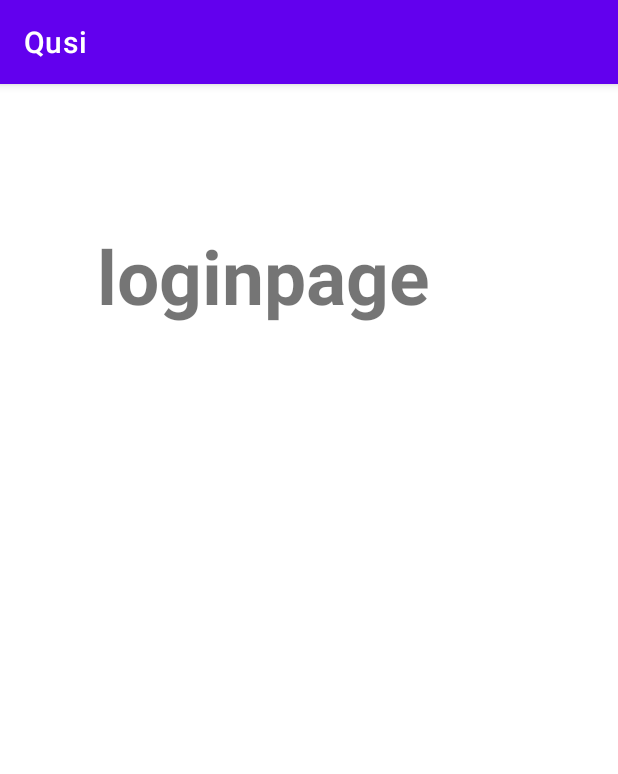
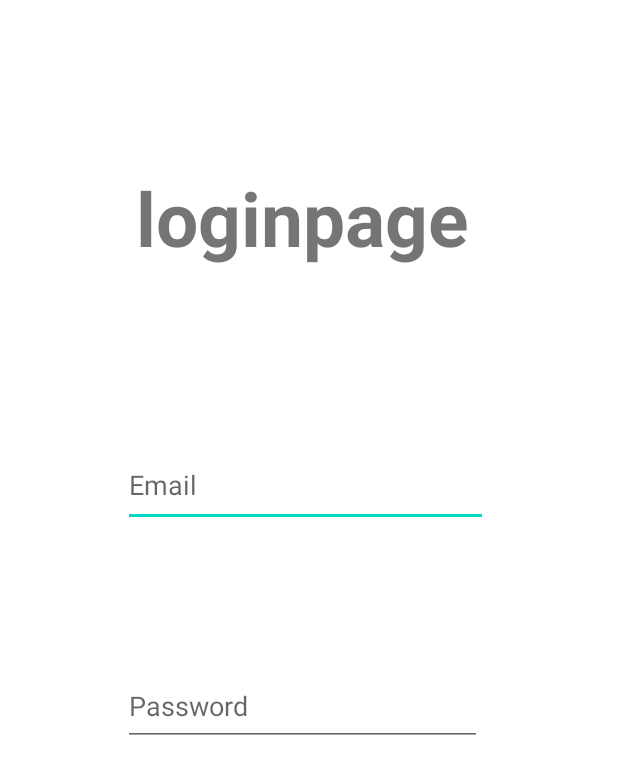
Before and after one commit to Manavs7/QusiApp, an Android app: the Login screen opened directly, with no data from a screen before it, on a phone screen of 412 x 824 dp. Shown: the top 774 px of the screen. Run offline under Robolectric (Android 15) with nearby library versions, the phone set to English and light mode, and no system bars; Roboto replaces fonts that are not available here.

Commit message:
Gip project: Qusi

```diff
--- a/app/src/main/AndroidManifest.xml
+++ b/app/src/main/AndroidManifest.xml
@@ -9,6 +9,9 @@
         android:roundIcon="@mipmap/ic_launcher_round"
         android:supportsRtl="true"
         android:theme="@style/Theme.Qusi">
+        <activity
+            android:name=".Homepage"
+            android:exported="false" />
         <activity
             android:name=".Login"
             android:exported="false" />
--- a/app/src/main/java/com/example/qusi/MainActivity.kt
+++ b/app/src/main/java/com/example/qusi/MainActivity.kt
@@ -11,12 +11,14 @@ class MainActivity : AppCompatActivity() {
     override fun onCreate(savedInstanceState: Bundle?) {
         super.onCreate(savedInstanceState)
         setContentView(R.layout.activity_main)
+
+
         //Button click
         goToLogin()
     }
 
 
-    //function for Button Click-> new activity
+    //function for Button Click-> new activity(loginpage)
     private fun goToLogin(){
         val button:Button = findViewById(R.id.homebutton)
         button.setOnClickListener {
--- a/app/src/main/res/layout/activity_login.xml
+++ b/app/src/main/res/layout/activity_login.xml
@@ -8,15 +8,45 @@
 
     <TextView
         android:id="@+id/textView3"
-        android:layout_width="268dp"
-        android:layout_height="101dp"
+        android:layout_width="277dp"
+        android:layout_height="80dp"
         android:text="@string/loginpage"
         android:textSize="50sp"
         android:textStyle="bold"
         app:layout_constraintBottom_toBottomOf="parent"
         app:layout_constraintEnd_toEndOf="parent"
-        app:layout_constraintHorizontal_bias="0.447"
+        app:layout_constraintHorizontal_bias="0.671"
         app:layout_constraintStart_toStartOf="parent"
         app:layout_constraintTop_toTopOf="parent"
-        app:layout_constraintVertical_bias="0.141" />
+        app:layout_constraintVertical_bias="0.15" />
+
+    <EditText
+        android:id="@+id/editTextTextEmailAddress"
+        android:layout_width="243dp"
+        android:layout_height="56dp"
+        android:layout_marginTop="64dp"
+        android:ems="10"
+        android:hint="Email"
+        android:inputType="textEmailAddress"
+        app:layout_constraintBottom_toTopOf="@+id/editTextTextPassword"
+        app:layout_constraintEnd_toEndOf="parent"
+        app:layout_constraintHorizontal_bias="0.488"
+        app:layout_constraintStart_toStartOf="parent"
+        app:layout_constraintTop_toBottomOf="@+id/textView3"
+        app:layout_constraintVertical_bias="0.301" />
+
+    <EditText
+        android:id="@+id/editTextTextPassword"
+        android:layout_width="239dp"
+        android:layout_height="53dp"
+        android:ems="10"
+        android:hint="Password"
+        android:inputType="textPassword"
+        app:layout_constraintBottom_toBottomOf="parent"
+        app:layout_constraintEnd_toEndOf="parent"
+        app:layout_constraintHorizontal_bias="0.476"
+        app:layout_constraintStart_toStartOf="parent"
+        app:layout_constraintTop_toTopOf="parent"
+        app:layout_constraintVertical_bias="0.576" />
+
 </androidx.constraintlayout.widget.ConstraintLayout>
--- a/app/src/main/res/layout/activity_main.xml
+++ b/app/src/main/res/layout/activity_main.xml
@@ -4,6 +4,8 @@
     xmlns:tools="http://schemas.android.com/tools"
     android:layout_width="match_parent"
     android:layout_height="match_parent"
+
+    android:background="@color/white"
     tools:context=".MainActivity">
 
     <ImageView
--- a/app/src/main/res/values/strings.xml
+++ b/app/src/main/res/values/strings.xml
@@ -3,7 +3,7 @@
     <string name="logo_discr">logo</string>
     <string name="qusi">Qusi</string>
     <string name="welcome">Welcome</string>
-    <string name="go">Let's Go</string>
+    <string name="go">LetGo</string>
     <string name="loginpage">loginpage</string>
 
 </resources>
--- a/app/src/main/res/values/themes.xml
+++ b/app/src/main/res/values/themes.xml
@@ -1,6 +1,6 @@
 <resources xmlns:tools="http://schemas.android.com/tools">
     <!-- Base application theme. -->
-    <style name="Theme.Qusi" parent="Theme.MaterialComponents.DayNight.DarkActionBar">
+    <style name="Theme.Qusi" parent="Theme.MaterialComponents.Light.NoActionBar">
         <!-- Primary brand color. -->
         <item name="colorPrimary">@color/purple_500</item>
         <item name="colorPrimaryVariant">@color/purple_700</item>
--- a/build.gradle
+++ b/build.gradle
@@ -6,7 +6,7 @@ buildscript {
     }
     dependencies {
         classpath "com.android.tools.build:gradle:7.0.3"
-        classpath "org.jetbrains.kotlin:kotlin-gradle-plugin:1.5.31"
+        classpath 'org.jetbrains.kotlin:kotlin-gradle-plugin:1.6.0'
 
         // NOTE: Do not place your application dependencies here; they belong
         // in the individual module build.gradle files
```
Also changed, not shown: app/src/main/java/com/example/qusi/Homepage.kt (added, +11 -0 lines), app/src/main/res/layout/activity_homepage.xml (added, +27 -0 lines).
